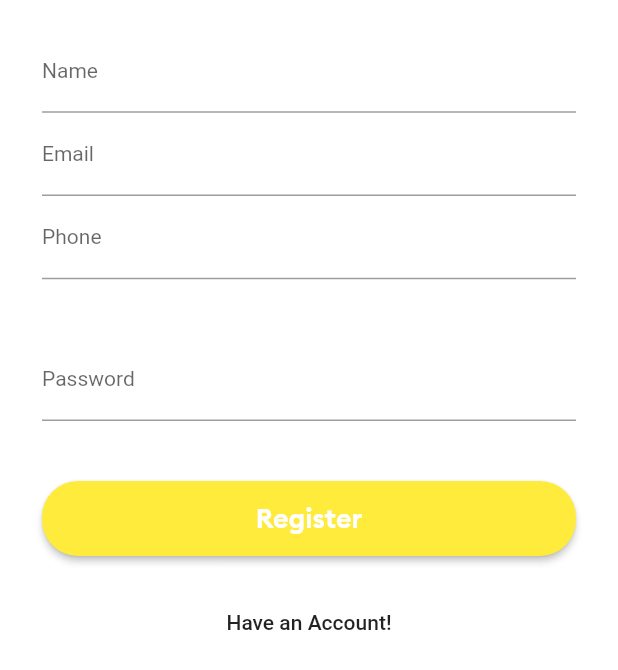
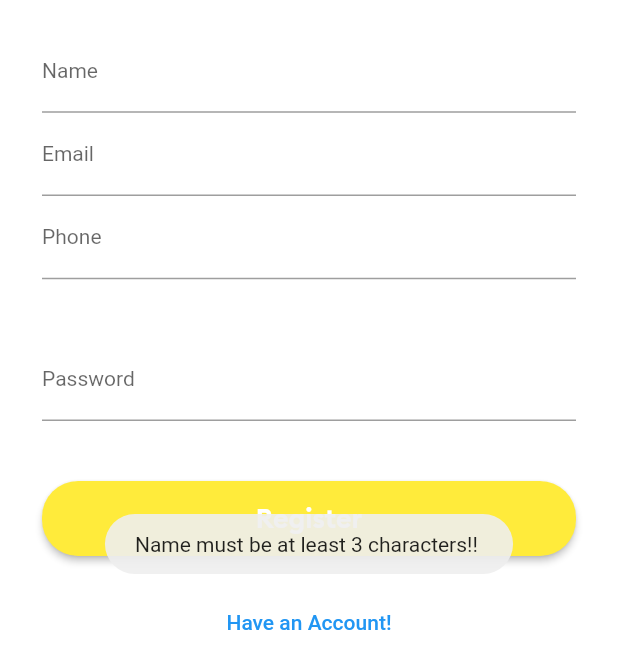
Before and after one commit to mohammedaminibrahim/uber_clone_app, a Flutter app: the RegistrationScreen screen opened by its route, scrolled down 91 dp, after a tap on "Register", on a phone screen of 412 x 824 dp, the part 566-1236 px from its top. Run offline on Flutter 3.47's test engine with Material 2 defaults, Android fonts, the phone set to English and light mode, and no system bars; our stand-ins replace firebase_auth, firebase_core, firebase_database, fluttertoast; accounts and stored records are empty.

Commit message:
Navigation routes issues solved! Added firebase realtime database registration

```diff
--- a/lib/AllScreens/loginScreen.dart
+++ b/lib/AllScreens/loginScreen.dart
@@ -91,8 +91,8 @@ class LoginScreen extends StatelessWidget {
               ),
               ),
 
-              FlatButton(onPressed: (){
-                Navigator.pushAndRemoveUntil(context, RegistrationScreen.idScreen, (route) => false);
+              TextButton(onPressed: (){
+                Navigator.pushNamedAndRemoveUntil(context, RegistrationScreen.idScreen, (route) => false);
               },
                   child: Text(
                     "Create New Account!",
--- a/lib/AllScreens/registrationScreen.dart
+++ b/lib/AllScreens/registrationScreen.dart
@@ -1,11 +1,23 @@
+import 'package:firebase_auth/firebase_auth.dart';
 import 'package:flutter/material.dart';
+import 'package:fluttertoast/fluttertoast.dart';
 import 'package:rider_app/AllScreens/loginScreen.dart';
+import 'package:rider_app/AllScreens/mainscreen.dart';
+import 'package:rider_app/main.dart';
 
 class RegistrationScreen extends StatelessWidget {
 
 
+
   //variabe for Screen Routing
   static const String idScreen = "register";
+
+  //set editing controllers
+  TextEditingController nameTextEditingController = TextEditingController();
+  TextEditingController emailTextEditingController = TextEditingController();
+  TextEditingController phoneTextEditingController = TextEditingController();
+  TextEditingController passwordTextEditingController = TextEditingController();
+
 
   @override
   Widget build(BuildContext context) {
@@ -39,7 +51,8 @@ class RegistrationScreen extends StatelessWidget {
                 child: Column(
                   children: [
                     SizedBox(height: 1.0,),
-                    TextFormField(
+                    TextField(
+                      controller: nameTextEditingController,
                       keyboardType: TextInputType.text,
                       decoration: InputDecoration(
                         labelText: "Name",
@@ -55,7 +68,8 @@ class RegistrationScreen extends StatelessWidget {
                     ),
 
                     SizedBox(height: 1.0,),
-                    TextFormField(
+                    TextField(
+                      controller: emailTextEditingController,
                       keyboardType: TextInputType.emailAddress,
                       decoration: InputDecoration(
                         labelText: "Email",
@@ -71,7 +85,8 @@ class RegistrationScreen extends StatelessWidget {
                     ),
 
                     SizedBox(height: 1.0,),
-                    TextFormField(
+                    TextField(
+                      controller: phoneTextEditingController,
                       keyboardType: TextInputType.phone,
                       decoration: InputDecoration(
                         labelText: "Phone",
@@ -89,7 +104,8 @@ class RegistrationScreen extends StatelessWidget {
 
 
                     SizedBox(height: 40.0,),
-                    TextFormField(
+                    TextField(
+                      controller: passwordTextEditingController ,
                       obscureText: true,
                       decoration: InputDecoration(
                         labelText: "Password",
@@ -106,7 +122,24 @@ class RegistrationScreen extends StatelessWidget {
 
                     SizedBox(height: 40.0,),
                     RaisedButton(onPressed: (){
-                      print("Something to test");
+                      //valiodate user input
+                      if(nameTextEditingController.text.length < 4){
+                        displayToastMessage("Name must be at least 3 characters!! ", context);
+                      } else if(!emailTextEditingController.text.contains("@")){
+                        displayToastMessage("Email Address is Invalid"'', context);
+                      } else if(phoneTextEditingController.text.isEmpty){
+                        displayToastMessage("Phone number can not be empty", context);
+
+                      }else if(passwordTextEditingController.text.length < 7){
+                        displayToastMessage("Password must be at least 6 characters", context);
+                      } else {
+                        //custom function to register new user
+                        registerNewUser(context);
+
+                      }
+
+
+
                     },
                       color: Colors.yellow,
                       textColor: Colors.white,
@@ -127,8 +160,8 @@ class RegistrationScreen extends StatelessWidget {
                 ),
               ),
 
-              FlatButton(onPressed: (){
-                Navigator.pushAndRemoveUntil(context, LoginScreen.idScreen, (route) => false);
+              TextButton(onPressed: (){
+                Navigator.pushNamedAndRemoveUntil(context, LoginScreen.idScreen, (route) => false);
               },
                   child: Text(
                     "Have an Account!",
@@ -140,4 +173,44 @@ class RegistrationScreen extends StatelessWidget {
       ),
     );
   }
+
+  //authentice user with firebase auth
+  final FirebaseAuth _firebaseAuth = FirebaseAuth.instance;
+
+
+  void registerNewUser(BuildContext context) async {
+    final User = (await _firebaseAuth.
+    createUserWithEmailAndPassword(
+        email: emailTextEditingController.text,
+        password: passwordTextEditingController.text).catchError((errMesg){
+          displayToastMessage("Error: " + errMesg.toString(), context);
+    })).user;
+
+    //check if user created successfully....
+    if(User != null){
+      //save user into database
+     // usersRef.child(User.uid);
+
+      Map userDataMap = {
+        "name" : nameTextEditingController.text.trim(),
+        "email" : emailTextEditingController.text.trim(),
+        "phone" : phoneTextEditingController.text.trim(),
+      };
+
+      usersRef.child(User.uid).set(userDataMap);
+      displayToastMessage("New User Account Successfully...", context);
+
+      Navigator.pushNamedAndRemoveUntil(context, MainScreen.idScreen, (route) => false);
+    } else {
+      //error occured
+      displayToastMessage("New User account has not been created...", context);
+    }
+  }
+
+
 }
+
+//custom toast function
+displayToastMessage(String message, BuildContext context){
+  Fluttertoast.showToast(msg: message);
+}
--- a/pubspec.yaml
+++ b/pubspec.yaml
@@ -31,6 +31,7 @@ dependencies:
   firebase_core: ^1.10.0
   firebase_auth: ^3.2.0
   firebase_database: ^8.1.0
+  fluttertoast: ^8.0.8
 
 
 dev_dependencies:
```
Also changed, not shown: lib/main.dart (+8 -1 lines), pubspec.lock, 2 other files.
